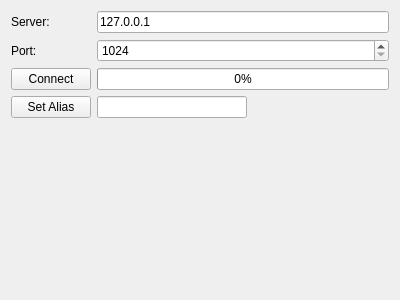
This is textshredder_gui/clientcontrolview.ui in mitchelkuijpers/TextShredder as Qt 5 draws it before an edit. The edited form follows.
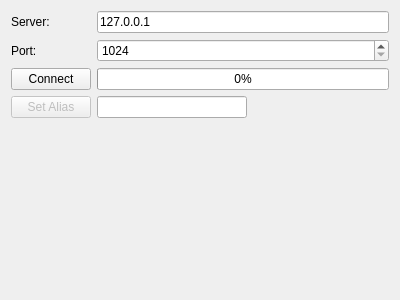
This is the edited form.

Commit message: Enable/Diabale interaction for set alias button. Made slot/signal for file download finished

The edit to the form file:
```diff
--- a/textshredder_gui/clientcontrolview.ui
+++ b/textshredder_gui/clientcontrolview.ui
@@ -90,7 +90,10 @@
       </widget>
      </item>
      <item row="3" column="0">
-      <widget class="QPushButton" name="pushButton">
+      <widget class="QPushButton" name="setAliasButton">
+       <property name="enabled">
+        <bool>false</bool>
+       </property>
        <property name="text">
         <string>Set Alias</string>
        </property>
```
Left out of the diff: 2 changed lines with no effect on the pictures. The commit also changes 5 other files.
